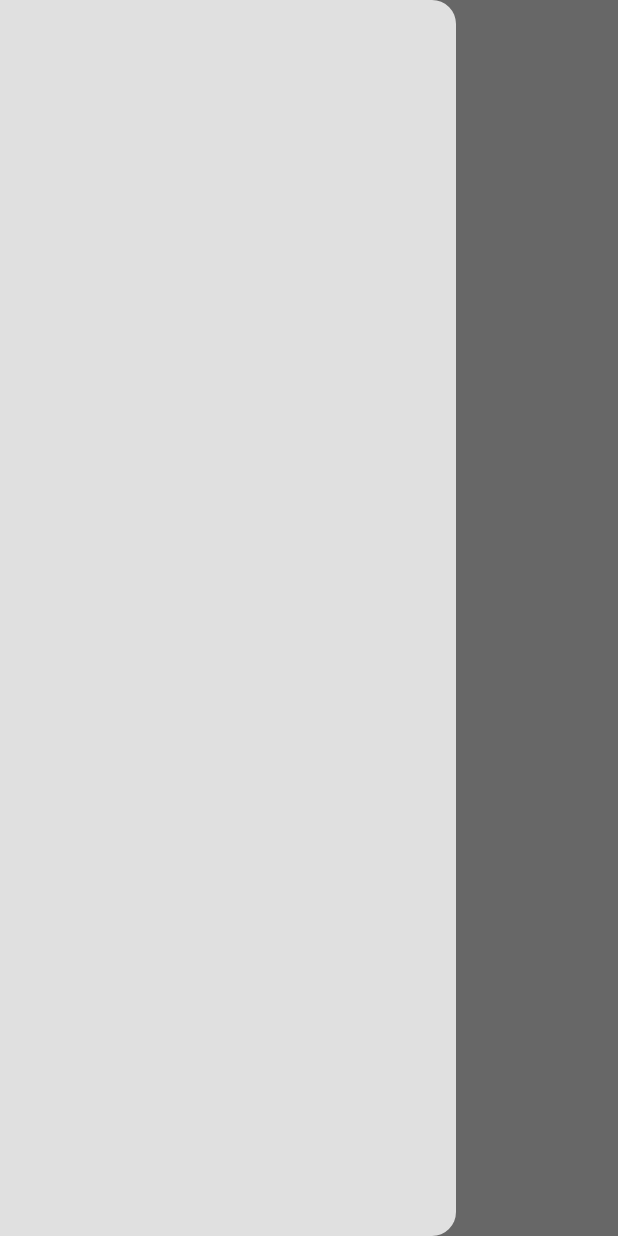
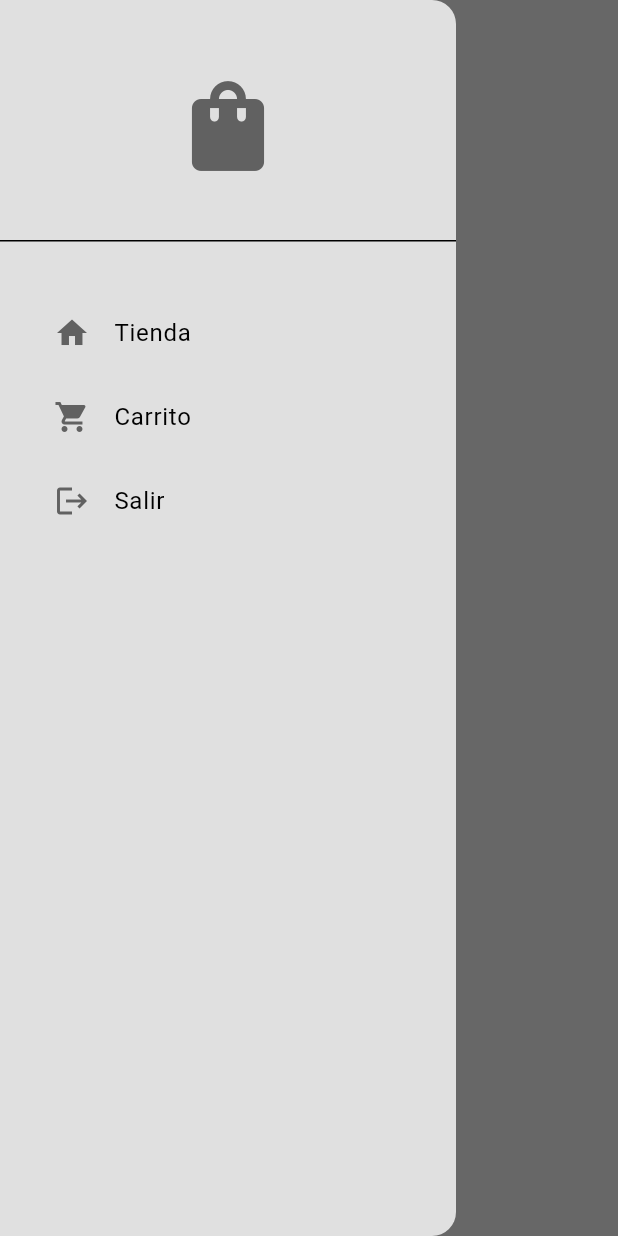
Before and after one commit to XamalionDev71/e401_ecommerce, a Flutter app: the ShopPage screen opened by its route, with the side drawer open, on a phone screen of 412 x 824 dp. Run offline on Flutter 3.47's test engine with Material 3 defaults, Android fonts, the phone set to English and light mode, and no system bars.

Commit message:
commit6 6May2025

```diff
--- /dev/null
+++ b/lib/components/mi_elemento_lista.dart
@@ -0,0 +1,31 @@
+import 'package:flutter/material.dart';
+
+class MiElementoLista extends StatelessWidget {
+  final String text;
+  final IconData icon;
+  final void Function() onTap;
+
+  const MiElementoLista({
+    super.key,
+    required this.text,
+    required this.icon,
+    required this.onTap
+  });
+
+  @override
+  Widget build(BuildContext context) {
+    final theme = Theme.of(context).colorScheme;
+
+    return Padding(
+      padding: const EdgeInsets.only(left: 20),
+      child: ListTile(
+        leading: Icon(
+          icon,
+          color: theme.inversePrimary,
+        ),
+        title: Text(text),
+        onTap: onTap,
+      ),
+    );
+  }
+}
--- /dev/null
+++ b/lib/components/mi_menu.dart
@@ -0,0 +1,51 @@
+import 'package:e401_ecommerce/components/mi_elemento_lista.dart';
+import 'package:flutter/material.dart';
+
+class MiMenu extends StatelessWidget {
+  const MiMenu({super.key});
+
+  @override
+  Widget build(BuildContext context) {
+    final theme = Theme.of(context).colorScheme;
+
+    return Drawer(
+      child: Column(
+        children: [
+          //Logo
+          DrawerHeader(
+            child: Center(
+              child: Icon(
+                Icons.shopping_bag,
+                size: 72,
+                color: theme.inversePrimary
+              ),
+            ),
+          ),
+          SizedBox(height: 25),
+
+          //Tienda
+          MiElementoLista(
+            text: 'Tienda',
+            icon: Icons.home,
+            onTap: (){}
+          ),
+
+          //Carrito de compras
+          MiElementoLista(
+            text: 'Carrito',
+            icon: Icons.shopping_cart,
+            onTap: (){}
+          ),
+
+          //Salir
+          MiElementoLista(
+            text: 'Salir',
+            icon: Icons.logout,
+            onTap: (){}
+          ),
+
+        ],
+      ),
+    );
+  }
+}
--- a/lib/pages/shop_page.dart
+++ b/lib/pages/shop_page.dart
@@ -1,3 +1,4 @@
+import 'package:e401_ecommerce/components/mi_menu.dart';
 import 'package:flutter/material.dart';
 
 class ShopPage extends StatelessWidget {
@@ -8,7 +9,7 @@ class ShopPage extends StatelessWidget {
       appBar: AppBar(
         title: Text('Tienda'),
       ),
-      drawer: Drawer(),
+      drawer: MiMenu(),
     );
   }
 }
```
